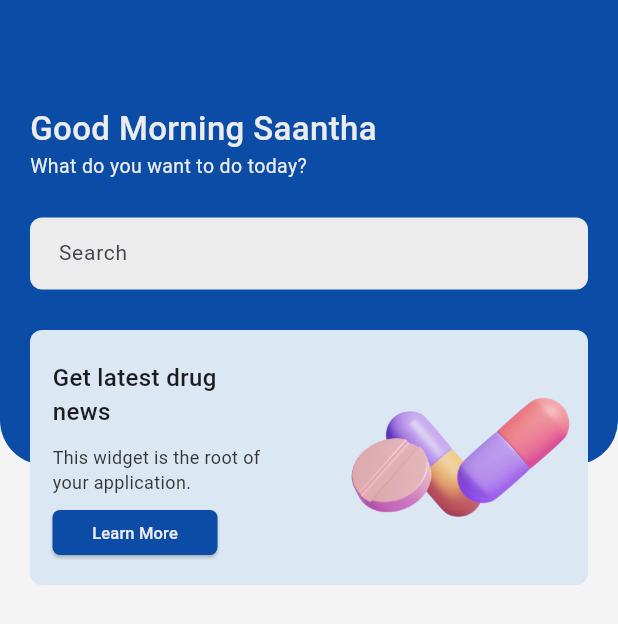
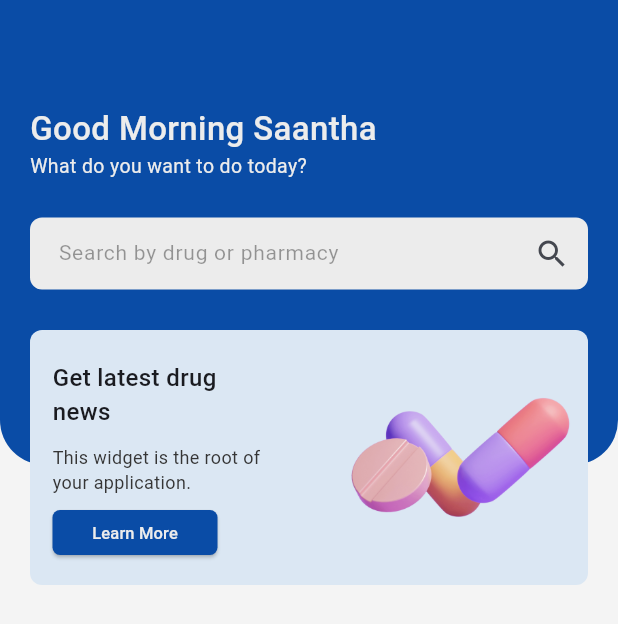
Before and after one commit to saimaboy/aarogya_meds, a Flutter app: the screen it shows after launch, on a phone screen of 412 x 824 dp. Shown: the top 624 px of the screen. Run offline on Flutter 3.47's test engine with Material 3 defaults, Android fonts, the phone set to English and light mode, and no system bars.

Commit message:
update home page

```diff
--- a/lib/main.dart
+++ b/lib/main.dart
@@ -1,5 +1,4 @@
 import 'package:aarogya_meds/screens/Home/home_main.dart';
-import 'package:aarogya_meds/screens/Home/home_main_old.dart';
 import 'package:aarogya_meds/utils/common.dart';
 import 'package:flutter/material.dart';
 
@@ -17,7 +16,7 @@ class MyApp extends StatelessWidget {
       debugShowCheckedModeBanner: false,
       title: 'SAD Venuk',
       theme: ThemeData(
-        colorScheme: ColorScheme.fromSeed(seedColor: Colors.deepPurple),
+        colorScheme: ColorScheme.fromSeed(seedColor: AppColors.primary),
         useMaterial3: true,
         scaffoldBackgroundColor: AppColors.bgcolor,
       ),
--- a/lib/screens/Home/home_main.dart
+++ b/lib/screens/Home/home_main.dart
@@ -57,13 +57,18 @@ class _HomeMainState extends State<HomeMain> {
                         decoration: InputDecoration(
                           filled: true,
                           fillColor: AppColors.white,
-                          hintText: 'Search',
+                          hintText: 'Search by drug or pharmacy',
+                          hintStyle: const TextStyle(color: Colors.black38),
                           contentPadding: const EdgeInsets.symmetric(
                             horizontal: 15,
                           ),
                           border: OutlineInputBorder(
                             borderRadius: BorderRadius.circular(8.0),
                             borderSide: BorderSide.none,
+                          ),
+                          suffixIcon: IconButton(
+                            onPressed: () {},
+                            icon: const Icon(Icons.search),
                           ),
                         ),
                       ),
```
Also changed, not shown: lib/screens/Home/home_main_old.dart (+3 -5 lines), lib/screens/Home/home_search_result.dart (added, +19 -0 lines).
